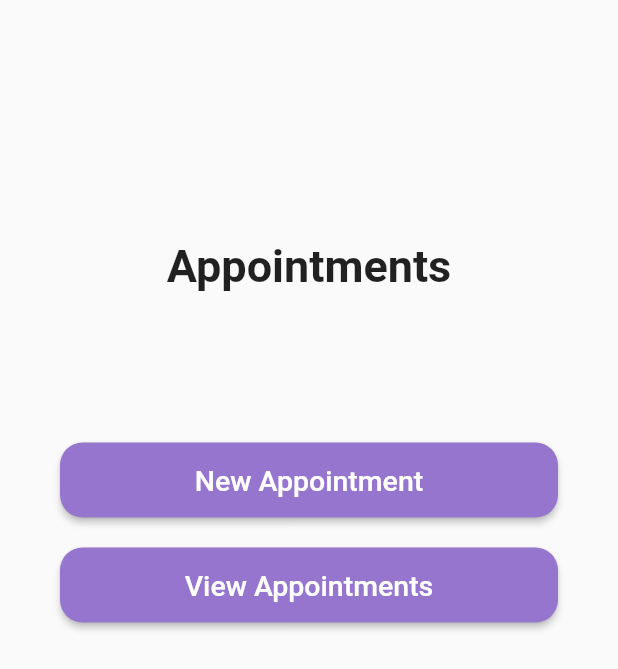
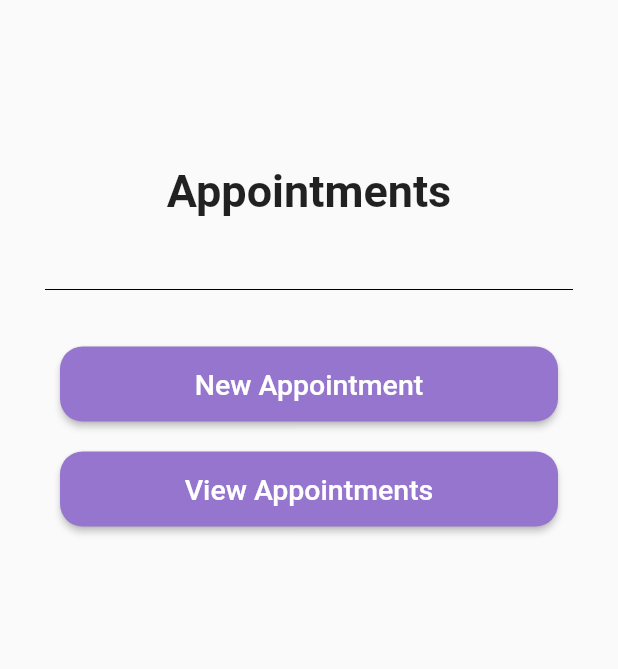
Before and after one commit to maansiarora/SEPT-Project--Almost-5, a Flutter app: the MybookingMain widget shown alone on an empty page, opened directly, on a phone screen of 412 x 824 dp. Shown: the top 669 px of the screen. Run offline on Flutter 3.47's test engine with Material 2 defaults, Android fonts, the phone set to English and light mode, and no system bars; our stand-ins replace form_field_validator, splashscreen, table_calendar.

Commit message:
Fixing layout and design

```diff
--- a/frontend/lib/pages/bookingMain.dart
+++ b/frontend/lib/pages/bookingMain.dart
@@ -56,7 +56,7 @@ class _MybookingMain extends State<MybookingMain> {
           children: <Widget>[
             Container(
                 alignment: Alignment.center,
-                padding: const EdgeInsets.fromLTRB(30, 150, 30, 80),
+                padding: const EdgeInsets.fromLTRB(30, 100, 30, 20),
                 child: const Text(
                   'Appointments',
                   textAlign: TextAlign.center,
@@ -64,6 +64,11 @@ class _MybookingMain extends State<MybookingMain> {
                     fontSize: 30,
                     fontWeight: FontWeight.w600,
                   ),
+                )),
+            const Padding(
+                padding: EdgeInsets.fromLTRB(20, 20, 20, 10),
+                child: Divider(
+                  color: Colors.black,
                 )),
 
             // button to go further to make a new appointment
--- a/frontend/lib/pages/choiceLogin.dart
+++ b/frontend/lib/pages/choiceLogin.dart
@@ -54,7 +54,7 @@ class _MychoiceLogin extends State<MychoiceLogin> {
           children: <Widget>[
             Container(
                 alignment: Alignment.center,
-                padding: const EdgeInsets.fromLTRB(30, 150, 30, 30),
+                padding: const EdgeInsets.fromLTRB(30, 100, 30, 30),
                 child: const Text(
                   'Would you like to login as a doctor, a patient, or the admin?',
                   textAlign: TextAlign.center,
--- a/frontend/lib/pages/choiceSignup.dart
+++ b/frontend/lib/pages/choiceSignup.dart
@@ -54,7 +54,7 @@ class _MychoiceSignUp extends State<MychoiceSignUp> {
             // asking the user about their choice to further take them to the respective sign-up page
             Container(
                 alignment: Alignment.center,
-                padding: const EdgeInsets.fromLTRB(30, 200, 30, 30),
+                padding: const EdgeInsets.fromLTRB(30, 170, 30, 30),
                 child: const Text(
                   'Are you a doctor or a patient?',
                   textAlign: TextAlign.center,
--- a/frontend/lib/pages/doctorAvailability.dart
+++ b/frontend/lib/pages/doctorAvailability.dart
@@ -188,7 +188,7 @@ class _doctorAvailState extends State<doctorAvail> {
           children: [
             Container(
                 alignment: Alignment.center,
-                padding: const EdgeInsets.fromLTRB(30, 130, 30, 0),
+                padding: const EdgeInsets.fromLTRB(30, 100, 30, 0),
                 child: const Text(
                   'Set Availabilities',
                   textAlign: TextAlign.center,
--- a/frontend/lib/pages/doctorLogin.dart
+++ b/frontend/lib/pages/doctorLogin.dart
@@ -67,7 +67,7 @@ class _MydoctorLogin extends State<MydoctorLogin> {
             children: [
               Container(
                   alignment: Alignment.center,
-                  padding: const EdgeInsets.fromLTRB(30, 130, 30, 30),
+                  padding: const EdgeInsets.fromLTRB(30, 70, 30, 30),
                   child: const Text(
                     'Login as a Doctor',
                     textAlign: TextAlign.center,
@@ -160,8 +160,6 @@ class _MydoctorLogin extends State<MydoctorLogin> {
                   child: ElevatedButton(
                     onPressed: () {
                       if (_FormKey.currentState!.validate()) {
-                        // If the form is valid, display a snackbar. In the real world,
-                        // you'd often call a server or save the information in a database.
                         Navigator.push(
                           context,
                           MaterialPageRoute(
--- a/frontend/lib/pages/doctorSignUp.dart
+++ b/frontend/lib/pages/doctorSignUp.dart
@@ -286,8 +286,6 @@ class _MydoctorSignUp extends State<MydoctorSignUp> {
                   child: ElevatedButton(
                     onPressed: () {
                       if (_FormKey.currentState!.validate()) {
-                        // If the form is valid, display a snackbar. In the real world,
-                        // you'd often call a server or save the information in a database.
                         Navigator.push(
                           context,
                           MaterialPageRoute(
--- a/frontend/lib/pages/patientLogin.dart
+++ b/frontend/lib/pages/patientLogin.dart
@@ -67,7 +67,7 @@ class _MypatientLogin extends State<MypatientLogin> {
             children: [
               Container(
                   alignment: Alignment.center,
-                  padding: const EdgeInsets.fromLTRB(30, 130, 30, 30),
+                  padding: const EdgeInsets.fromLTRB(30, 70, 30, 30),
                   child: const Text(
                     'Login as a Patient',
                     textAlign: TextAlign.center,
@@ -160,8 +160,6 @@ class _MypatientLogin extends State<MypatientLogin> {
                   child: ElevatedButton(
                     onPressed: () {
                       if (_FormKey.currentState!.validate()) {
-                        // If the form is valid, display a snackbar. In the real world,
-                        // you'd often call a server or save the information in a database.
                         Navigator.push(
                           context,
                           MaterialPageRoute(
--- a/frontend/lib/pages/patientSignUp.dart
+++ b/frontend/lib/pages/patientSignUp.dart
@@ -66,7 +66,7 @@ class _MypatientSignUp extends State<MypatientSignUp> {
               // different fields that we need the user to fill in while signing up
               Container(
                   alignment: Alignment.center,
-                  padding: const EdgeInsets.fromLTRB(30, 100, 30, 30),
+                  padding: const EdgeInsets.fromLTRB(30, 60, 30, 30),
                   child: const Text(
                     'Sign Up as a Patient',
                     textAlign: TextAlign.center,
@@ -220,8 +220,6 @@ class _MypatientSignUp extends State<MypatientSignUp> {
                   child: ElevatedButton(
                     onPressed: () {
                       if (_FormKey.currentState!.validate()) {
-                        // If the form is valid, display a snackbar. In the real world,
-                        // you'd often call a server or save the information in a database.
                         Navigator.push(
                           context,
                           MaterialPageRoute(
```
